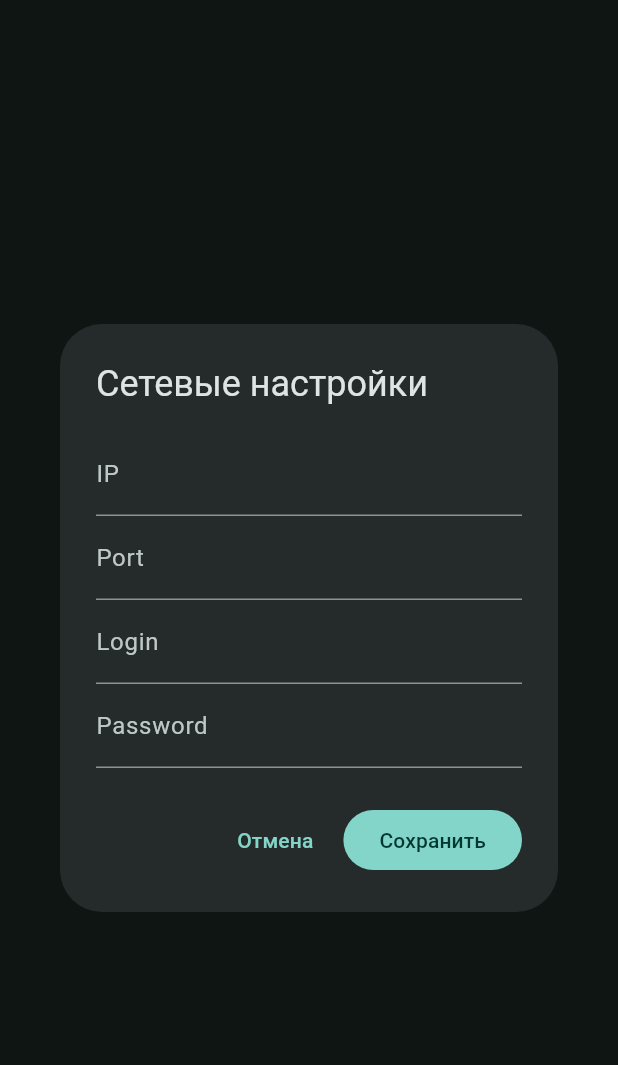
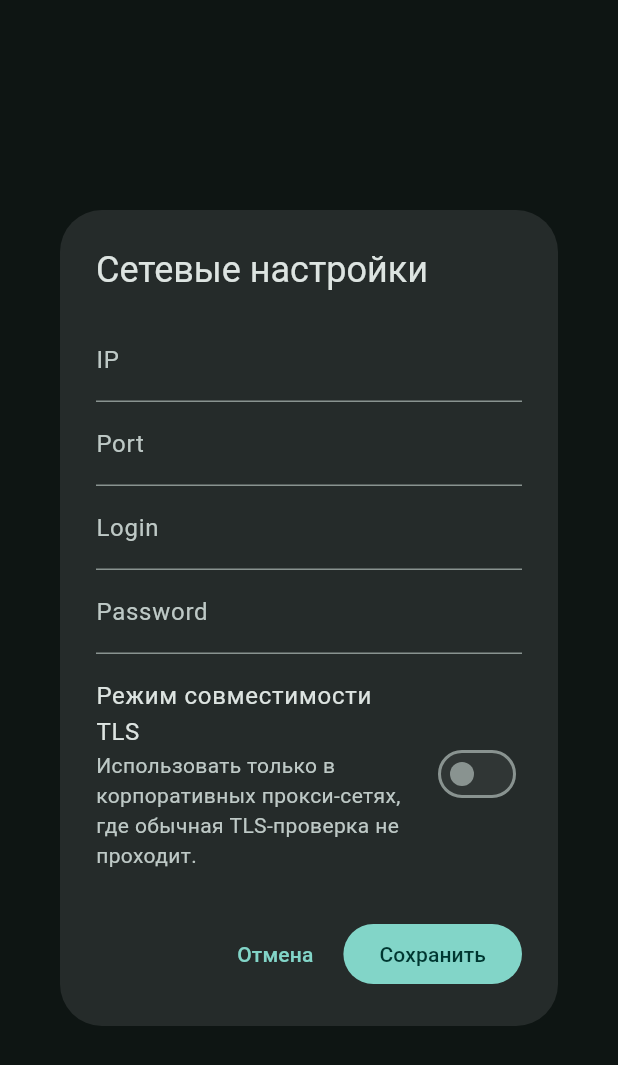
Before and after one commit to esa1992/to_do_list, a Flutter app: the SettingsScreen widget shown alone on an empty page, opened directly, on a phone screen of 412 x 824 dp. Shown: the top 1065 px of the screen. Run offline on Flutter 3.47's test engine with Material 3 defaults, Android fonts, the phone set to English and light mode, and no system bars; our stand-ins replace flutter_local_notifications, shared_preferences, sqflite; accounts and stored records are empty; network calls fail.

Commit message:
fix: tls

```diff
--- a/frontend/lib/core/api_client.dart
+++ b/frontend/lib/core/api_client.dart
@@ -20,6 +20,11 @@ class ApiClient {
     client.connectionTimeout = const Duration(seconds: 45);
     if (proxySettings.isEnabled) {
       client.findProxy = (_) => proxySettings.asProxyDirective();
+      if (proxySettings.insecureTlsProxyMode) {
+        // Compatibility mode for corporate proxies that break revocation checks.
+        // Security is reduced: any certificate is accepted while proxy is enabled.
+        client.badCertificateCallback = (_cert, _host, _port) => true;
+      }
     }
     return IOClient(client);
   }
--- a/frontend/lib/core/proxy_settings.dart
+++ b/frontend/lib/core/proxy_settings.dart
@@ -6,12 +6,14 @@ class ProxySettings {
   final int port;
   final String? login;
   final String? password;
+  final bool insecureTlsProxyMode;
 
   const ProxySettings({
     required this.ip,
     required this.port,
     this.login,
     this.password,
+    this.insecureTlsProxyMode = false,
   });
 
   bool get isEnabled => ip.isNotEmpty && port > 0;
@@ -28,6 +30,7 @@ class ProxySettings {
         "port": port,
         "login": login,
         "password": password,
+        "insecureTlsProxyMode": insecureTlsProxyMode,
       };
 
   factory ProxySettings.fromJson(Map<String, dynamic> json) {
@@ -36,6 +39,7 @@ class ProxySettings {
       port: (json["port"] ?? 0) as int,
       login: json["login"] as String?,
       password: json["password"] as String?,
+      insecureTlsProxyMode: (json["insecureTlsProxyMode"] ?? false) as bool,
     );
   }
 }
--- a/frontend/lib/screens/login_screen.dart
+++ b/frontend/lib/screens/login_screen.dart
@@ -27,6 +27,11 @@ class _LoginScreenState extends State<LoginScreen> {
         lower.contains("connection failed") ||
         lower.contains("operation not permitted")) {
       return "Сетевая ошибка. Если вы работаете через прокси, сначала откройте 'Сеть / Прокси' и сохраните настройки.";
+    }
+    if (lower.contains("certificate_verify_failed") ||
+        lower.contains("handshakeexception") ||
+        lower.contains("crypt_e_no_revocation_check")) {
+      return "TLS/сертификат не прошел проверку через прокси. Включите 'Режим совместимости TLS' в 'Сеть / Прокси'.";
     }
     return msg;
   }
--- a/frontend/lib/screens/settings_screen.dart
+++ b/frontend/lib/screens/settings_screen.dart
@@ -15,6 +15,7 @@ class _SettingsScreenState extends State<SettingsScreen> {
   late final TextEditingController portCtrl;
   late final TextEditingController loginCtrl;
   late final TextEditingController passCtrl;
+  bool insecureTlsProxyMode = false;
 
   @override
   void initState() {
@@ -24,6 +25,7 @@ class _SettingsScreenState extends State<SettingsScreen> {
     portCtrl = TextEditingController(text: proxy.port == 0 ? "" : proxy.port.toString());
     loginCtrl = TextEditingController(text: proxy.login ?? "");
     passCtrl = TextEditingController(text: proxy.password ?? "");
+    insecureTlsProxyMode = proxy.insecureTlsProxyMode;
   }
 
   @override
@@ -39,6 +41,21 @@ class _SettingsScreenState extends State<SettingsScreen> {
             TextField(controller: portCtrl, decoration: const InputDecoration(labelText: "Port")),
             TextField(controller: loginCtrl, decoration: const InputDecoration(labelText: "Login")),
             TextField(controller: passCtrl, decoration: const InputDecoration(labelText: "Password")),
+            const SizedBox(height: 8),
+            SwitchListTile(
+              contentPadding: EdgeInsets.zero,
+              title: const Text("Режим совместимости TLS"),
+              subtitle: const Text(
+                "Использовать только в корпоративных прокси-сетях,\nгде обычная TLS-проверка не проходит.",
+              ),
+              value: insecureTlsProxyMode,
+              onChanged: (v) => setState(() => insecureTlsProxyMode = v),
+            ),
+            if (insecureTlsProxyMode)
+              const Text(
+                "Внимание: в этом режиме проверка сертификатов ослабляется.",
+                style: TextStyle(color: Colors.orangeAccent, fontSize: 12),
+              ),
           ],
         ),
       ),
@@ -53,6 +70,7 @@ class _SettingsScreenState extends State<SettingsScreen> {
                 port: int.tryParse(portCtrl.text.trim()) ?? 0,
                 login: loginCtrl.text.trim().isEmpty ? null : loginCtrl.text.trim(),
                 password: passCtrl.text.trim().isEmpty ? null : passCtrl.text.trim(),
+                insecureTlsProxyMode: insecureTlsProxyMode,
               ),
             );
             if (context.mounted) Navigator.pop(context);
```
